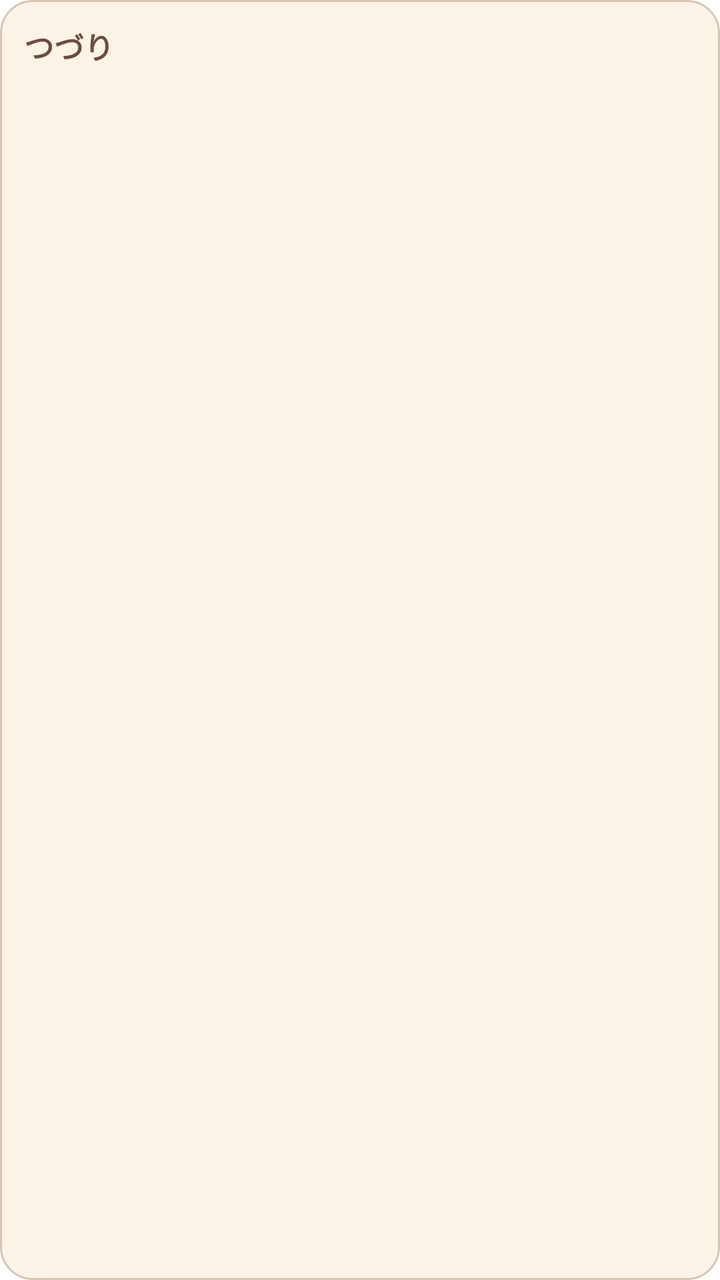
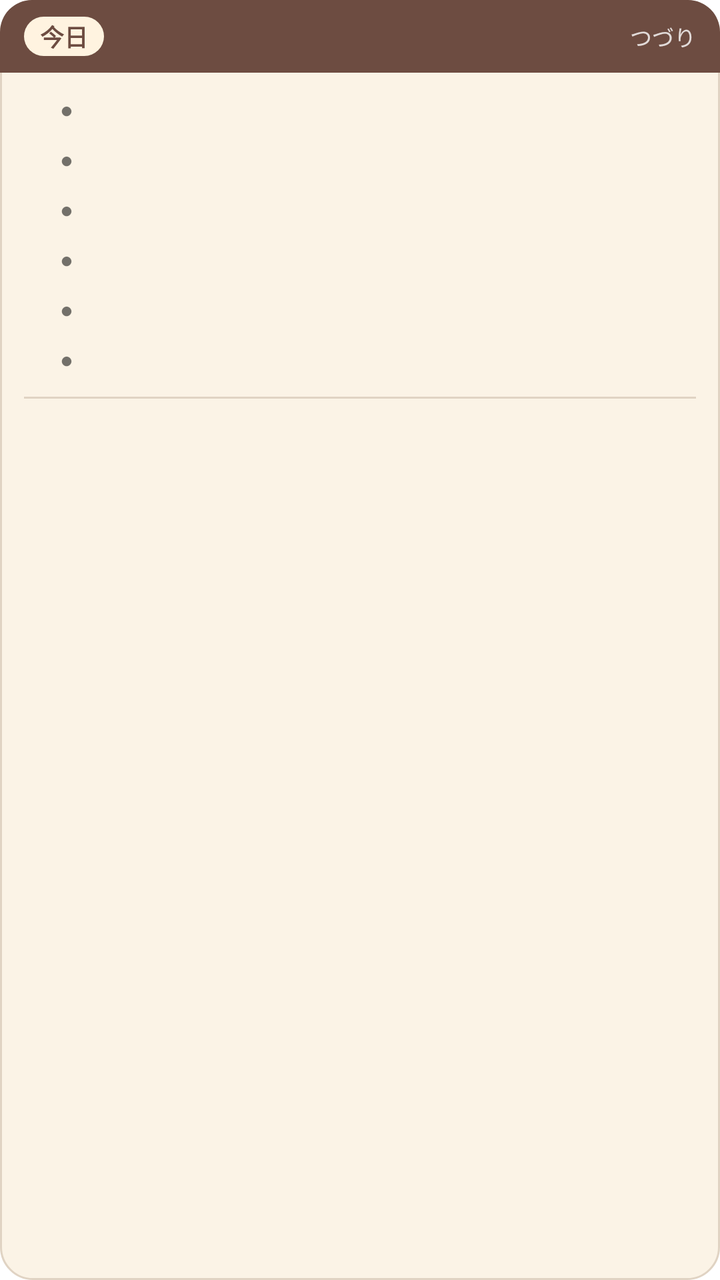

Before-and-after screenshots of an Android layout around one commit, followed by the original layout XML and the change that was made.
<!-- AndroidManifest.xml: fallback theme Theme.MaterialComponents.DayNight.NoActionBar -->
<!-- res/layout/tsuzuri_widget.xml -->
<?xml version="1.0" encoding="utf-8"?>
<LinearLayout xmlns:android="http://schemas.android.com/apk/res/android"
    android:id="@+id/widget_root"
    android:layout_width="match_parent"
    android:layout_height="match_parent"
    android:orientation="vertical"
    android:padding="12dp"
    android:background="@drawable/tsuzuri_widget_bg">

    <TextView
        android:id="@+id/widget_title"
        android:layout_width="match_parent"
        android:layout_height="wrap_content"
        android:text="つづり"
        android:textColor="#6D4C41"
        android:textSize="15sp"
        android:textStyle="bold" />

    <TextView
        android:id="@+id/widget_body"
        android:layout_width="match_parent"
        android:layout_height="wrap_content"
        android:layout_marginTop="6dp"
        android:lineSpacingExtra="2dp"
        android:text=""
        android:textColor="#3E2723"
        android:textSize="13sp" />
</LinearLayout>
<!-- resources referenced by this layout -->
<resources>
  <!-- drawable tsuzuri_widget_bg (drawable) -->
  <?xml version="1.0" encoding="utf-8"?>
  <shape xmlns:android="http://schemas.android.com/apk/res/android"
      android:shape="rectangle">
      <solid android:color="#FFFBF3E6" />
      <corners android:radius="16dp" />
      <stroke android:width="1dp" android:color="#FFD7C4B0" />
  </shape>
</resources>

<!-- the commit's change to res/layout/tsuzuri_widget.xml (unified diff, before → after) -->
@@ -3,26 +3,125 @@
     android:id="@+id/widget_root"
     android:layout_width="match_parent"
     android:layout_height="match_parent"
-    android:orientation="vertical"
-    android:padding="12dp"
-    android:background="@drawable/tsuzuri_widget_bg">
+    android:background="@drawable/tsuzuri_widget_bg"
+    android:orientation="vertical">
 
-    <TextView
-        android:id="@+id/widget_title"
+    
+    <LinearLayout
         android:layout_width="match_parent"
         android:layout_height="wrap_content"
-        android:text="つづり"
-        android:textColor="#6D4C41"
-        android:textSize="15sp"
-        android:textStyle="bold" />
+        android:background="@drawable/tsuzuri_widget_header"
+        android:gravity="center_vertical"
+        android:orientation="horizontal"
+        android:paddingStart="12dp"
+        android:paddingEnd="12dp"
+        android:paddingTop="8dp"
+        android:paddingBottom="8dp">
 
-    <TextView
-        android:id="@+id/widget_body"
+        <TextView
+            android:id="@+id/widget_badge"
+            android:layout_width="wrap_content"
+            android:layout_height="wrap_content"
+            android:background="@drawable/tsuzuri_widget_badge"
+            android:paddingStart="8dp"
+            android:paddingEnd="8dp"
+            android:paddingTop="1dp"
+            android:paddingBottom="1dp"
+            android:text="今日"
+            android:textColor="@color/tsuzuri_w_header"
+            android:textSize="12sp"
+            android:textStyle="bold" />
+
+        <TextView
+            android:id="@+id/widget_title"
+            android:layout_width="0dp"
+            android:layout_height="wrap_content"
+            android:layout_marginStart="8dp"
+            android:layout_weight="1"
+            android:maxLines="1"
+            android:textColor="#FFFFFFFF"
+            android:textSize="15sp"
+            android:textStyle="bold" />
+
+        <TextView
+            android:layout_width="wrap_content"
+            android:layout_height="wrap_content"
+            android:text="つづり"
+            android:textColor="#CCFFFFFF"
+            android:textSize="11sp" />
+    </LinearLayout>
+
+    
+    <LinearLayout
         android:layout_width="match_parent"
         android:layout_height="wrap_content"
-        android:layout_marginTop="6dp"
-        android:lineSpacingExtra="2dp"
-        android:text=""
-        android:textColor="#3E2723"
-        android:textSize="13sp" />
+        android:orientation="vertical"
+        android:paddingStart="12dp"
+        android:paddingEnd="12dp"
+        android:paddingTop="6dp"
+        android:paddingBottom="10dp">
+
+        <TextView
+            android:id="@+id/widget_message"
+            android:layout_width="match_parent"
+            android:layout_height="wrap_content"
+            android:paddingTop="8dp"
+            android:paddingBottom="8dp"
+            android:textColor="@color/tsuzuri_w_sub"
+            android:textSize="14sp"
+            android:visibility="gone" />
+
+        <LinearLayout android:id="@+id/row1" style="@style/TsuzuriRow">
+            <TextView android:id="@+id/period1" style="@style/TsuzuriPeriod" />
+            <TextView android:id="@+id/dot1" style="@style/TsuzuriDot" />
+            <TextView android:id="@+id/subject1" style="@style/TsuzuriSubject" />
+            <TextView android:id="@+id/test1" style="@style/TsuzuriTest" />
+        </LinearLayout>
+        <LinearLayout android:id="@+id/row2" style="@style/TsuzuriRow">
+            <TextView android:id="@+id/period2" style="@style/TsuzuriPeriod" />
+            <TextView android:id="@+id/dot2" style="@style/TsuzuriDot" />
+            <TextView android:id="@+id/subject2" style="@style/TsuzuriSubject" />
+            <TextView android:id="@+id/test2" style="@style/TsuzuriTest" />
+        </LinearLayout>
+        <LinearLayout android:id="@+id/row3" style="@style/TsuzuriRow">
+            <TextView android:id="@+id/period3" style="@style/TsuzuriPeriod" />
+            <TextView android:id="@+id/dot3" style="@style/TsuzuriDot" />
+            <TextView android:id="@+id/subject3" style="@style/TsuzuriSubject" />
+            <TextView android:id="@+id/test3" style="@style/TsuzuriTest" />
+        </LinearLayout>
+        <LinearLayout android:id="@+id/row4" style="@style/TsuzuriRow">
+            <TextView android:id="@+id/period4" style="@style/TsuzuriPeriod" />
+            <TextView android:id="@+id/dot4" style="@style/TsuzuriDot" />
+            <TextView android:id="@+id/subject4" style="@style/TsuzuriSubject" />
+            <TextView android:id="@+id/test4" style="@style/TsuzuriTest" />
+        </LinearLayout>
+        <LinearLayout android:id="@+id/row5" style="@style/TsuzuriRow">
+            <TextView android:id="@+id/period5" style="@style/TsuzuriPeriod" />
+            <TextView android:id="@+id/dot5" style="@style/TsuzuriDot" />
+            <TextView android:id="@+id/subject5" style="@style/TsuzuriSubject" />
+            <TextView android:id="@+id/test5" style="@style/TsuzuriTest" />
+        </LinearLayout>
+        <LinearLayout android:id="@+id/row6" style="@style/TsuzuriRow">
+            <TextView android:id="@+id/period6" style="@style/TsuzuriPeriod" />
+            <TextView android:id="@+id/dot6" style="@style/TsuzuriDot" />
+            <TextView android:id="@+id/subject6" style="@style/TsuzuriSubject" />
+            <TextView android:id="@+id/test6" style="@style/TsuzuriTest" />
+        </LinearLayout>
+
+        <TextView
+            android:id="@+id/widget_divider"
+            android:layout_width="match_parent"
+            android:layout_height="1dp"
+            android:layout_marginTop="6dp"
+            android:layout_marginBottom="6dp"
+            android:background="@color/tsuzuri_w_divider" />
+
+        <TextView
+            android:id="@+id/widget_extra"
+            android:layout_width="match_parent"
+            android:layout_height="wrap_content"
+            android:lineSpacingExtra="3dp"
+            android:textColor="@color/tsuzuri_w_sub"
+            android:textSize="12sp" />
+    </LinearLayout>
 </LinearLayout>
<!-- resource entries referenced after the edit -->
@@ -1,12 +1,92 @@
 <!-- resources referenced by this layout -->
 <resources>
+  <color name="tsuzuri_w_divider">#FFE0D3C3</color>
+  <color name="tsuzuri_w_header">#FF6D4C41</color>
+  <color name="tsuzuri_w_sub">#FF8D6E63</color>
+  <!-- drawable tsuzuri_widget_badge (drawable) -->
+  <?xml version="1.0" encoding="utf-8"?>
+  <shape xmlns:android="http://schemas.android.com/apk/res/android"
+      android:shape="rectangle">
+      <solid android:color="@color/tsuzuri_w_badge" />
+      <corners android:radius="10dp" />
+  </shape>
   <!-- drawable tsuzuri_widget_bg (drawable) -->
   <?xml version="1.0" encoding="utf-8"?>
   <shape xmlns:android="http://schemas.android.com/apk/res/android"
       android:shape="rectangle">
-      <solid android:color="#FFFBF3E6" />
+      <solid android:color="@color/tsuzuri_w_bg" />
       <corners android:radius="16dp" />
-      <stroke android:width="1dp" android:color="#FFD7C4B0" />
+      <stroke android:width="1dp" android:color="@color/tsuzuri_w_divider" />
   </shape>
+  <!-- drawable tsuzuri_widget_header (drawable) -->
+  <?xml version="1.0" encoding="utf-8"?>
+  <shape xmlns:android="http://schemas.android.com/apk/res/android"
+      android:shape="rectangle">
+      <solid android:color="@color/tsuzuri_w_header" />
+      <corners
+          android:topLeftRadius="16dp"
+          android:topRightRadius="16dp"
+          android:bottomLeftRadius="0dp"
+          android:bottomRightRadius="0dp" />
+  </shape>
+  <style name="TsuzuriDot">
+          <item name="android:layout_width">wrap_content</item>
+          <item name="android:layout_height">wrap_content</item>
+          <item name="android:layout_marginEnd">6dp</item>
+          <item name="android:text">●</item>
+          <item name="android:textSize">11sp</item>
+      </style>
+  <style name="TsuzuriPeriod">
+          <item name="android:layout_width">18dp</item>
+          <item name="android:layout_height">wrap_content</item>
+          <item name="android:textColor">@color/tsuzuri_w_header</item>
+          <item name="android:textSize">13sp</item>
+          <item name="android:textStyle">bold</item>
+      </style>
+  <style name="TsuzuriRow">
+          <item name="android:layout_width">match_parent</item>
+          <item name="android:layout_height">wrap_content</item>
+          <item name="android:gravity">center_vertical</item>
+          <item name="android:orientation">horizontal</item>
+          <item name="android:paddingTop">3dp</item>
+          <item name="android:paddingBottom">3dp</item>
+      </style>
+  <style name="TsuzuriSubject">
+          <item name="android:layout_width">0dp</item>
+          <item name="android:layout_height">wrap_content</item>
+          <item name="android:layout_weight">1</item>
+          <item name="android:ellipsize">end</item>
+          <item name="android:maxLines">1</item>
+          <item name="android:textColor">@color/tsuzuri_w_text</item>
+          <item name="android:textSize">14sp</item>
+      </style>
+  <style name="TsuzuriTest">
+          <item name="android:layout_width">wrap_content</item>
+          <item name="android:layout_height">wrap_content</item>
+          <item name="android:layout_marginStart">6dp</item>
+          <item name="android:background">@drawable/tsuzuri_widget_chip</item>
+          <item name="android:ellipsize">end</item>
+          <item name="android:maxLines">1</item>
+          <item name="android:maxWidth">170dp</item>
+          <item name="android:paddingStart">6dp</item>
+          <item name="android:paddingEnd">6dp</item>
+          <item name="android:paddingTop">1dp</item>
+          <item name="android:paddingBottom">1dp</item>
+          <item name="android:textColor">@color/tsuzuri_w_accent</item>
+          <item name="android:textSize">11sp</item>
+          <item name="android:visibility">gone</item>
+      </style>
+  <color name="tsuzuri_w_badge">#FFFFF3E0</color>
+  <color name="tsuzuri_w_bg">#FFFBF3E6</color>
+  <color name="tsuzuri_w_text">#FF3E2723</color>
+  <!-- drawable tsuzuri_widget_chip (drawable) -->
+  <?xml version="1.0" encoding="utf-8"?>
+  <shape xmlns:android="http://schemas.android.com/apk/res/android"
+      android:shape="rectangle">
+      <solid android:color="@color/tsuzuri_w_chip" />
+      <corners android:radius="8dp" />
+  </shape>
+  <color name="tsuzuri_w_accent">#FFE65100</color>
+  <color name="tsuzuri_w_chip">#FFFFE0B2</color>
 </resources>
 
